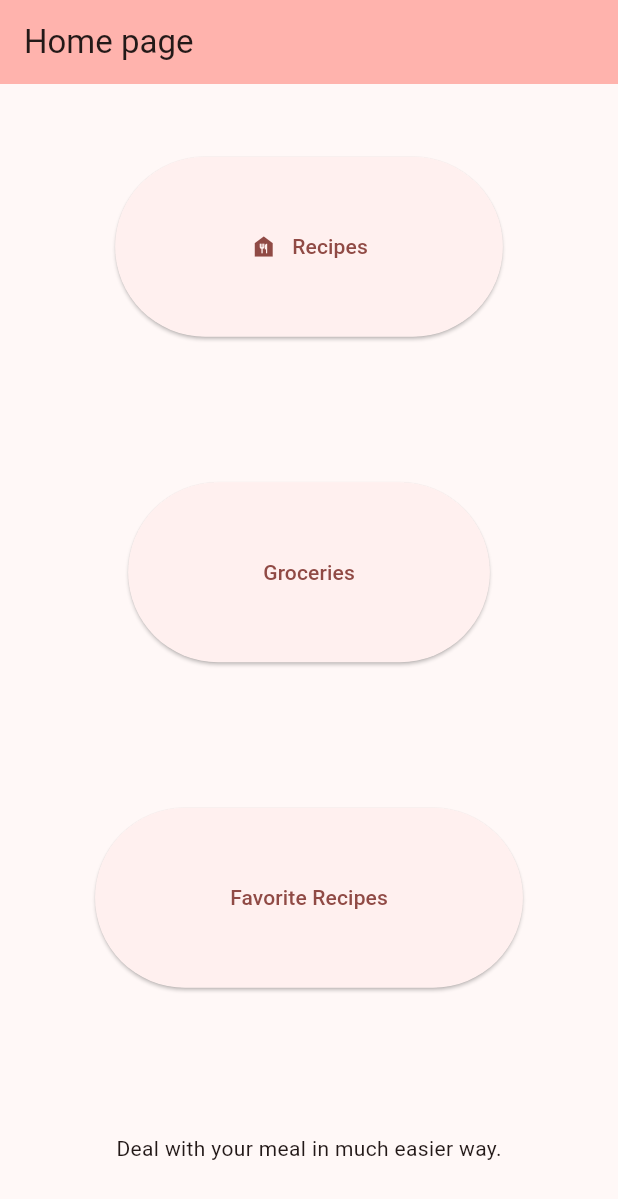
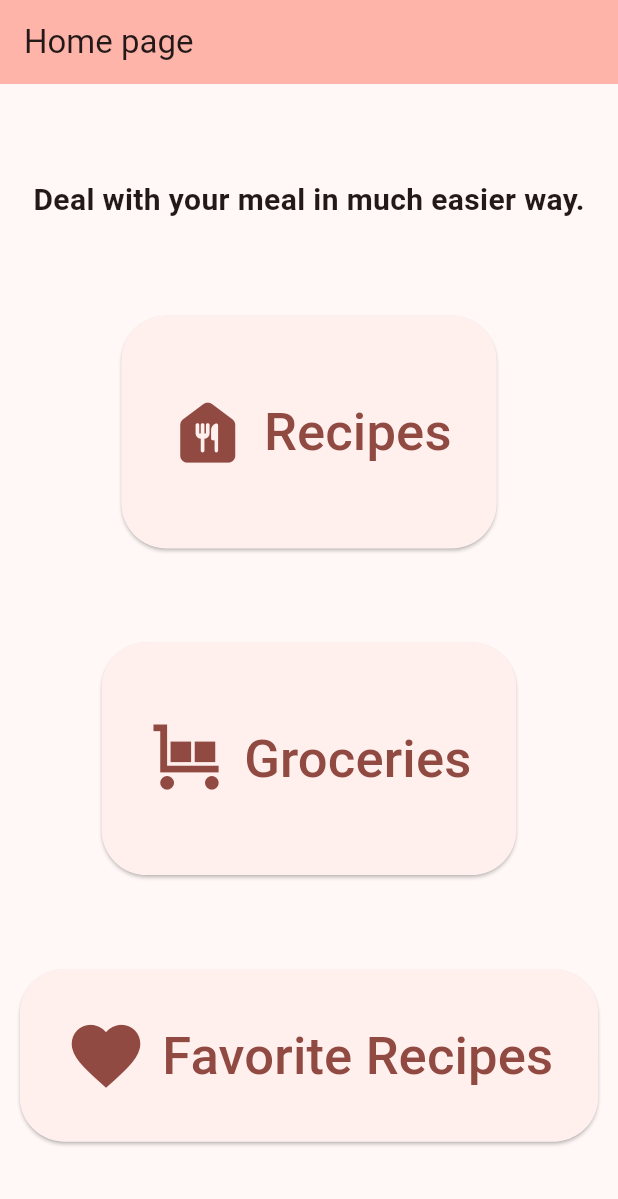
Before and after one commit to rayh4an/Project1MAD, a Flutter app: the screen it shows after launch, on a phone screen of 412 x 824 dp. Shown: the top 1199 px of the screen. Run offline on Flutter 3.47's test engine with Material 3 defaults, Android fonts, the phone set to English and light mode, and no system bars.

Commit message:
homepage directed to other pages

```diff
--- a/project1mad/lib/main.dart
+++ b/project1mad/lib/main.dart
@@ -16,7 +16,7 @@
       title: 'Meal Prep',
       theme: ThemeData(
         colorScheme: ColorScheme.fromSeed(
-          seedColor: const Color.fromARGB(255, 213, 53, 53),
+          seedColor: const Color.fromARGB(255, 152, 11, 11),
         ),
       ),
       home: const MyHomePage(title: 'Home page'),
@@ -26,6 +26,7 @@
 
 class MyHomePage extends StatefulWidget {
   const MyHomePage({super.key, required this.title});
+
   final String title;
 
   @override
@@ -33,14 +34,6 @@
 }
 
 class _MyHomePageState extends State<MyHomePage> {
-  int _counter = 0;
-
-  void _incrementCounter() {
-    setState(() {
-      _counter++;
-    });
-  }
-
   @override
   Widget build(BuildContext context) {
     return Scaffold(
@@ -50,8 +43,12 @@
       ),
       body: Center(
         child: Column(
-          mainAxisAlignment: MainAxisAlignment.spaceAround,
+          mainAxisAlignment: MainAxisAlignment.spaceEvenly,
           children: <Widget>[
+            const Text(
+              'Deal with your meal in much easier way.',
+              style: TextStyle(fontSize: 20, fontWeight: FontWeight.bold),
+            ),
             ElevatedButton(
               onPressed: () {
                 Navigator.push(
@@ -60,14 +57,20 @@
                 );
               },
               style: ElevatedButton.styleFrom(
-                padding: const EdgeInsets.symmetric(horizontal: 90, vertical: 50),
+                padding: const EdgeInsets.symmetric(
+                  horizontal: 30,
+                  vertical: 50,
+                ),
+                shape: RoundedRectangleBorder(
+                  borderRadius: BorderRadius.circular(30),
+                ),
               ),
               child: Row(
                 mainAxisSize: MainAxisSize.min,
                 children: const [
-                  Icon(Icons.food_bank),
+                  Icon(Icons.food_bank_rounded, size: 55),
                   SizedBox(width: 10),
-                  Text('Recipes'),
+                  Text('Recipes', style: TextStyle(fontSize: 35)),
                 ],
               ),
             ),
@@ -75,13 +78,28 @@
               onPressed: () {
                 Navigator.push(
                   context,
-                  MaterialPageRoute(builder: (context) => const GroceriesPage()),
+                  MaterialPageRoute(
+                    builder: (context) => const GroceriesPage(),
+                  ),
                 );
               },
               style: ElevatedButton.styleFrom(
-                padding: const EdgeInsets.symmetric(horizontal: 90, vertical: 50),
+                padding: const EdgeInsets.symmetric(
+                  horizontal: 30,
+                  vertical: 50,
+                ),
+                shape: RoundedRectangleBorder(
+                  borderRadius: BorderRadius.circular(30),
+                ),
               ),
-              child: const Text('Groceries'),
+              child: Row(
+                mainAxisSize: MainAxisSize.min,
+                children: const [
+                  Icon(Icons.trolley, size: 55),
+                  SizedBox(width: 10),
+                  Text('Groceries', style: TextStyle(fontSize: 35)),
+                ],
+              ),
             ),
             ElevatedButton(
               onPressed: () {
@@ -91,11 +109,23 @@
                 );
               },
               style: ElevatedButton.styleFrom(
-                padding: const EdgeInsets.symmetric(horizontal: 90, vertical: 50),
+                padding: const EdgeInsets.symmetric(
+                  horizontal: 30,
+                  vertical: 30,
+                ),
+                shape: RoundedRectangleBorder(
+                  borderRadius: BorderRadius.circular(30),
+                ),
               ),
-              child: const Text('Favorite Recipes'),
+              child: Row(
+                mainAxisSize: MainAxisSize.min,
+                children: const [
+                  Icon(Icons.favorite, size: 55),
+                  SizedBox(width: 10),
+                  Text('Favorite Recipes', style: TextStyle(fontSize: 35)),
+                ],
+              ),
             ),
-            const Text('Deal with your meal in much easier way.'),
           ],
         ),
       ),
```
